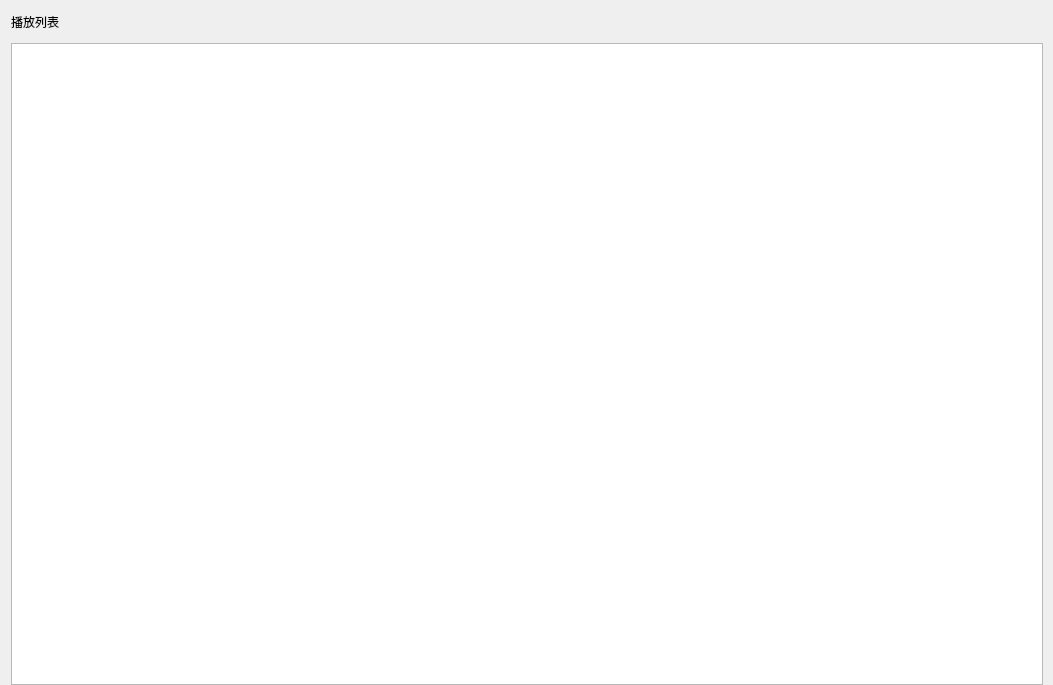
The window that gui/playlist_widget.ui (zyzzzasdhjk/database_project) describes before a commit, drawn with Qt 5.
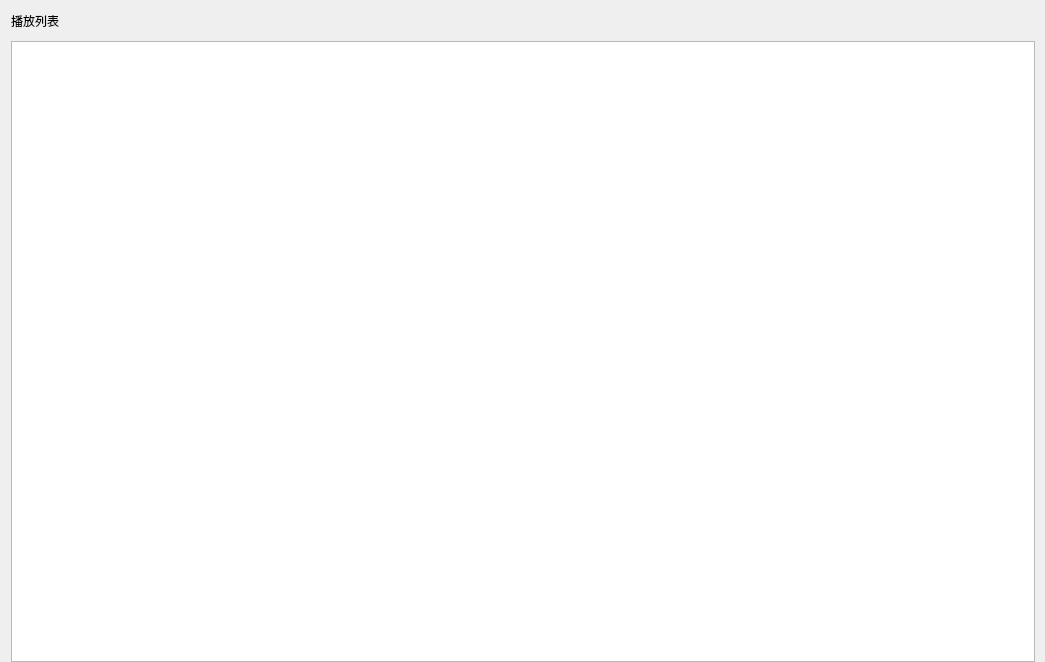
The same window after the commit.

```diff
--- a/gui/playlist_widget.ui
+++ b/gui/playlist_widget.ui
@@ -6,8 +6,8 @@
    <rect>
     <x>0</x>
     <y>0</y>
-    <width>1053</width>
-    <height>685</height>
+    <width>1045</width>
+    <height>662</height>
    </rect>
   </property>
   <property name="windowTitle">
```
